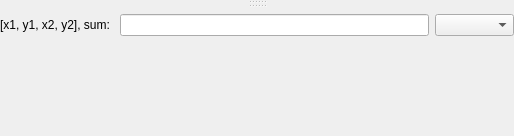
Qt form lavuelib/ui/ImageWidget.ui (syncope/lavue) before a commit.
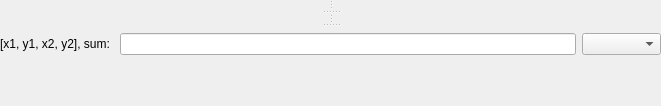
The same form after that commit.

What changed in the file:
```diff
--- a/lavuelib/ui/ImageWidget.ui
+++ b/lavuelib/ui/ImageWidget.ui
@@ -6,14 +6,14 @@
    <rect>
     <x>0</x>
     <y>0</y>
-    <width>514</width>
-    <height>136</height>
+    <width>661</width>
+    <height>106</height>
    </rect>
   </property>
   <property name="windowTitle">
    <string>Form</string>
   </property>
-  <layout class="QGridLayout" name="gridLayout_4">
+  <layout class="QGridLayout" name="gridLayout_8">
    <property name="margin">
     <number>0</number>
    </property>
@@ -26,6 +26,16 @@
       <property name="orientation">
        <enum>Qt::Vertical</enum>
       </property>
+      <widget class="QWidget" name="upperPlotWidget" native="true">
+       <layout class="QGridLayout" name="gridLayout_6">
+        <property name="margin">
+         <number>0</number>
+        </property>
+        <item row="0" column="0">
+         <widget class="QSplitter" name="upperPlotSplitter">
+          <property name="orientation">
+           <enum>Qt::Horizontal</enum>
+          </property>
       <widget class="QWidget" name="twoDWidget" native="true">
        <property name="sizePolicy">
         <sizepolicy hsizetype="Preferred" vsizetype="Expanding">
@@ -42,7 +52,31 @@
         </item>
        </layout>
       </widget>
-      <widget class="QWidget" name="oneDWidget" native="true">
+          <widget class="QWidget" name="oneDRightWidget" native="true">
+           <layout class="QGridLayout" name="gridLayout_4">
+            <property name="margin">
+             <number>0</number>
+            </property>
+            <item row="0" column="0">
+             <layout class="QHBoxLayout" name="oneDRightHorizontalLayout"/>
+            </item>
+           </layout>
+          </widget>
+         </widget>
+        </item>
+       </layout>
+      </widget>
+      <widget class="QWidget" name="lowerPlotWidget" native="true">
+       <layout class="QGridLayout" name="gridLayout_7">
+        <property name="margin">
+         <number>0</number>
+        </property>
+        <item row="0" column="0">
+         <widget class="QSplitter" name="lowerPlotSplitter">
+          <property name="orientation">
+           <enum>Qt::Horizontal</enum>
+          </property>
+          <widget class="QWidget" name="oneDBottomWidget" native="true">
        <property name="sizePolicy">
         <sizepolicy hsizetype="Preferred" vsizetype="Expanding">
          <horstretch>0</horstretch>
@@ -54,7 +88,21 @@
          <number>0</number>
         </property>
         <item row="0" column="0">
-         <layout class="QVBoxLayout" name="oneDVerticalLayout"/>
+             <layout class="QVBoxLayout" name="oneDBottomVerticalLayout"/>
+            </item>
+           </layout>
+          </widget>
+          <widget class="QWidget" name="cornerWidget" native="true">
+           <layout class="QGridLayout" name="gridLayout_5">
+            <property name="margin">
+             <number>0</number>
+            </property>
+            <item row="0" column="0">
+             <layout class="QHBoxLayout" name="cornerHorizontalLayout"/>
+            </item>
+           </layout>
+          </widget>
+         </widget>
         </item>
        </layout>
       </widget>
@@ -123,7 +171,7 @@
          </property>
          <property name="sizeHint" stdset="0">
           <size>
-           <width>0</width>
+           <width>13</width>
            <height>0</height>
           </size>
          </property>
```
Left out of the diff: 11 changed lines with no effect on the pictures. Lines whose indentation alone changed are shown as unchanged.
